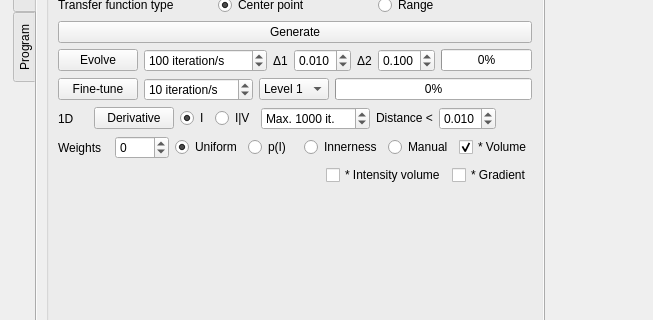
The window that starviewer/src/extensions/playground/experimental3d/qexperimental3dextensionbase.ui (starviewer-medical/starviewer) describes before a commit, drawn with Qt 5; both pictures show x 0 to 653 and y 601 to 921 of the 653 by 1090 pixel window.
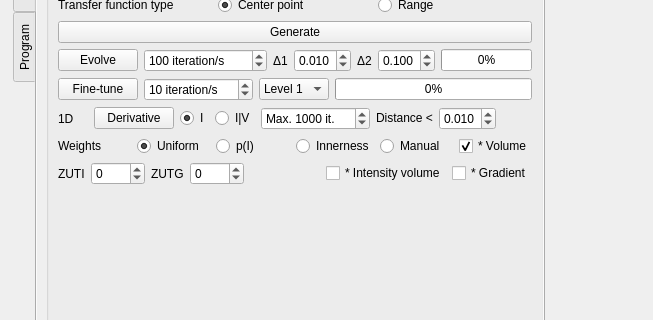
The same window after the commit. The open tabs and pages were chosen to show the change. Custom widgets are drawn as their Qt base class.

Commit message: ENH: Ara a l'editor de pesos per l'optimització de funcions de transferència es pot deixar a 0 les primeres intensitats i els primers gradients en el cas de funcions 2D. Abans només es podia deixar a 0 les primeres parelles d'intensitat i gradient.

Patch:
```diff
--- a/starviewer/src/extensions/playground/experimental3d/qexperimental3dextensionbase.ui
+++ b/starviewer/src/extensions/playground/experimental3d/qexperimental3dextensionbase.ui
@@ -4172,19 +4172,6 @@
                   </property>
                  </widget>
                 </item>
-                <item>
-                 <widget class="QSpinBox" name="m_geneticTransferFunctionFromIntensityClusteringWeightsZeroSpinBox">
-                  <property name="toolTip">
-                   <string>Zero up to</string>
-                  </property>
-                  <property name="minimum">
-                   <number>-1</number>
-                  </property>
-                  <property name="maximum">
-                   <number>5000</number>
-                  </property>
-                 </widget>
-                </item>
                 <item>
                  <widget class="QRadioButton" name="m_geneticTransferFunctionFromIntensityClusteringWeightsUniformRadioButton">
                   <property name="text">
@@ -4242,6 +4229,46 @@
               </item>
               <item>
                <layout class="QHBoxLayout" name="horizontalLayout_74">
+                <item>
+                 <widget class="QLabel" name="m_transferFunctionOptimizationWeightsZeroUpToIntensityLabel">
+                  <property name="text">
+                   <string>ZUTI</string>
+                  </property>
+                 </widget>
+                </item>
+                <item>
+                 <widget class="QSpinBox" name="m_transferFunctionOptimizationWeightsZeroUpToIntensitySpinBox">
+                  <property name="toolTip">
+                   <string>Zero up to intensity</string>
+                  </property>
+                  <property name="minimum">
+                   <number>-1</number>
+                  </property>
+                  <property name="maximum">
+                   <number>5000</number>
+                  </property>
+                 </widget>
+                </item>
+                <item>
+                 <widget class="QLabel" name="m_transferFunctionOptimizationWeightsZeroUpToGradientLabel">
+                  <property name="text">
+                   <string>ZUTG</string>
+                  </property>
+                 </widget>
+                </item>
+                <item>
+                 <widget class="QSpinBox" name="m_transferFunctionOptimizationWeightsZeroUpToGradientSpinBox">
+                  <property name="toolTip">
+                   <string>Zero up to gradient</string>
+                  </property>
+                  <property name="minimum">
+                   <number>-1</number>
+                  </property>
+                  <property name="maximum">
+                   <number>5000</number>
+                  </property>
+                 </widget>
+                </item>
                 <item>
                  <spacer name="horizontalSpacer_5">
                   <property name="orientation">
```
Left out of the diff: 4 changed lines with no effect on the pictures. The commit also changes 1 other file.
